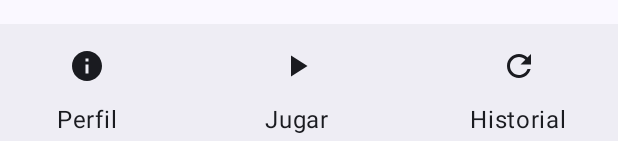
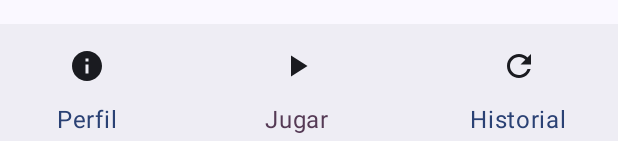
Before and after one commit to AGarcia052/desafiocompose, an Android app built with Jetpack Compose: the @Preview function PreviewJuego, on a phone screen of 412 x 824 dp. Shown: the part 1092-1233 px from the top of the screen. Run offline under Robolectric (Android 15) with nearby library versions, the phone set to English and light mode, and no system bars.

Commit message:
ajustes organizacion paquetes, cambio de color en seleccion de bottombar

```diff
--- a/app/src/main/java/com/alejandro/minidesafiocompose/MainActivity.kt
+++ b/app/src/main/java/com/alejandro/minidesafiocompose/MainActivity.kt
@@ -7,7 +7,7 @@ import androidx.activity.enableEdgeToEdge
 import androidx.navigation.compose.NavHost
 import androidx.navigation.compose.composable
 import androidx.navigation.compose.rememberNavController
-import com.alejandro.minidesafiocompose.principal.juego.Juego
+import com.alejandro.minidesafiocompose.principal.Juego
 import com.alejandro.minidesafiocompose.loginyregistro.Login
 import com.alejandro.minidesafiocompose.loginyregistro.Registro
 import com.alejandro.minidesafiocompose.ui.theme.MinidesafioComposeTheme
--- a/app/src/main/java/com/alejandro/minidesafiocompose/principal/juego/Juego.kt
+++ b/app/src/main/java/com/alejandro/minidesafiocompose/principal/Principal.kt
@@ -1,4 +1,4 @@
-package com.alejandro.minidesafiocompose.principal.juego
+package com.alejandro.minidesafiocompose.principal
 
 import androidx.compose.foundation.layout.Arrangement
 import androidx.compose.foundation.layout.Column
@@ -15,6 +15,7 @@ import androidx.compose.material3.Icon
 import androidx.compose.material3.IconButton
 import androidx.compose.material3.MaterialTheme
 import androidx.compose.material3.Scaffold
+import androidx.compose.material3.Text
 import androidx.compose.material3.TopAppBar
 import androidx.compose.material3.TopAppBarDefaults
 import androidx.compose.runtime.Composable
@@ -28,8 +29,9 @@ import androidx.compose.ui.tooling.preview.Preview
 import androidx.compose.ui.unit.dp
 import com.alejandro.minidesafiocompose.componentes.TextoNormal
 import com.alejandro.minidesafiocompose.componentes.Titulo
-import com.alejandro.minidesafiocompose.principal.Historial
-import com.alejandro.minidesafiocompose.principal.Informacion
+import com.alejandro.minidesafiocompose.principal.historial.Historial
+import com.alejandro.minidesafiocompose.principal.informacion.Informacion
+import com.alejandro.minidesafiocompose.principal.juego.Jugar
 import com.alejandro.minidesafiocompose.ui.theme.MinidesafioComposeTheme
 
 
@@ -74,34 +76,58 @@ fun Juego(correo: String) {
 @Composable
 fun BottomBarJuego(onAccion: (Int) -> Unit) {
 
+    var seleccionado by remember { mutableStateOf(2) }
+
     BottomAppBar(
         actions = {
 
             Row(
-                modifier = Modifier.fillMaxWidth().padding(bottom = 7.dp),
+                modifier = Modifier
+                    .fillMaxWidth()
+                    .padding(bottom = 7.dp),
                 horizontalArrangement = Arrangement.SpaceBetween
             ) {
-                Column(horizontalAlignment = Alignment.CenterHorizontally,
-                    modifier = Modifier.padding(start = 30.dp)) {
-                    IconButton(onClick = { onAccion(1) }) {
+                Column(
+                    horizontalAlignment = Alignment.CenterHorizontally,
+                    modifier = Modifier.padding(start = 30.dp)
+                ) {
+                    IconButton(onClick = {
+                        onAccion(1)
+                        seleccionado = 1
+                    }) {
                         Icon(Icons.Filled.Info, contentDescription = "Perfil")
                     }
-                    TextoNormal("Perfil")
+                    Text(
+                        "Perfil",
+                        color = if (seleccionado == 1) MaterialTheme.colorScheme.tertiary else MaterialTheme.colorScheme.primary
+                    )
                 }
                 Column(horizontalAlignment = Alignment.CenterHorizontally) {
-                    IconButton(onClick = { onAccion(2) }) {
+                    IconButton(onClick = {
+                        onAccion(2)
+                        seleccionado = 2
+                    }) {
                         Icon(Icons.Filled.PlayArrow, contentDescription = "Jugar")
                     }
-                    TextoNormal("Jugar")
+                    Text(
+                        "Jugar",
+                        color = if (seleccionado == 2) MaterialTheme.colorScheme.tertiary else MaterialTheme.colorScheme.primary
+                    )
                 }
                 Column(
                     horizontalAlignment = Alignment.CenterHorizontally,
                     modifier = Modifier.padding(end = 30.dp)
                 ) {
-                    IconButton(onClick = { onAccion(3) }) {
+                    IconButton(onClick = {
+                        onAccion(3)
+                        seleccionado = 3
+                    }) {
                         Icon(Icons.Filled.Refresh, contentDescription = "Historial")
                     }
-                    TextoNormal("Historial")
+                    Text(
+                        "Historial",
+                        color = if (seleccionado == 3) MaterialTheme.colorScheme.tertiary else MaterialTheme.colorScheme.primary
+                    )
                 }
 
             }
--- a/app/src/main/java/com/alejandro/minidesafiocompose/principal/Historial.kt
+++ b/app/src/main/java/com/alejandro/minidesafiocompose/principal/historial/Historial.kt
@@ -1,4 +1,4 @@
-package com.alejandro.minidesafiocompose.principal
+package com.alejandro.minidesafiocompose.principal.historial
 
 import androidx.compose.foundation.BorderStroke
 import androidx.compose.foundation.layout.Arrangement
--- a/app/src/main/java/com/alejandro/minidesafiocompose/principal/HistorialViewModel.kt
+++ b/app/src/main/java/com/alejandro/minidesafiocompose/principal/historial/HistorialViewModel.kt
@@ -1,4 +1,4 @@
-package com.alejandro.minidesafiocompose.principal
+package com.alejandro.minidesafiocompose.principal.historial
 
 import android.util.Log
 import androidx.compose.runtime.mutableStateListOf
--- a/app/src/main/java/com/alejandro/minidesafiocompose/principal/Informacion.kt
+++ b/app/src/main/java/com/alejandro/minidesafiocompose/principal/informacion/Informacion.kt
@@ -1,4 +1,4 @@
-package com.alejandro.minidesafiocompose.principal
+package com.alejandro.minidesafiocompose.principal.informacion
 
 import androidx.compose.foundation.layout.Arrangement
 import androidx.compose.foundation.layout.Column
--- a/app/src/main/java/com/alejandro/minidesafiocompose/principal/InformacionViewModel.kt
+++ b/app/src/main/java/com/alejandro/minidesafiocompose/principal/informacion/InformacionViewModel.kt
@@ -1,4 +1,4 @@
-package com.alejandro.minidesafiocompose.principal
+package com.alejandro.minidesafiocompose.principal.informacion
 
 import android.util.Log
 import androidx.compose.runtime.mutableStateOf
```
Also changed, not shown: app/src/main/java/com/alejandro/minidesafiocompose/principal/passwd/Passwd.kt (added, +17 -0 lines).
